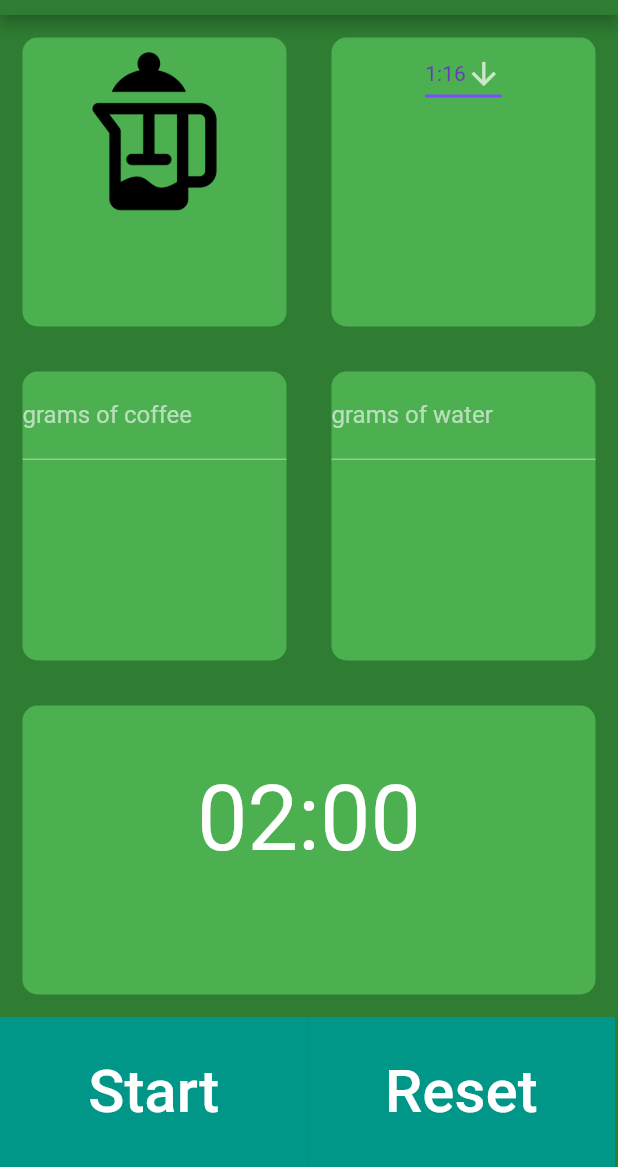
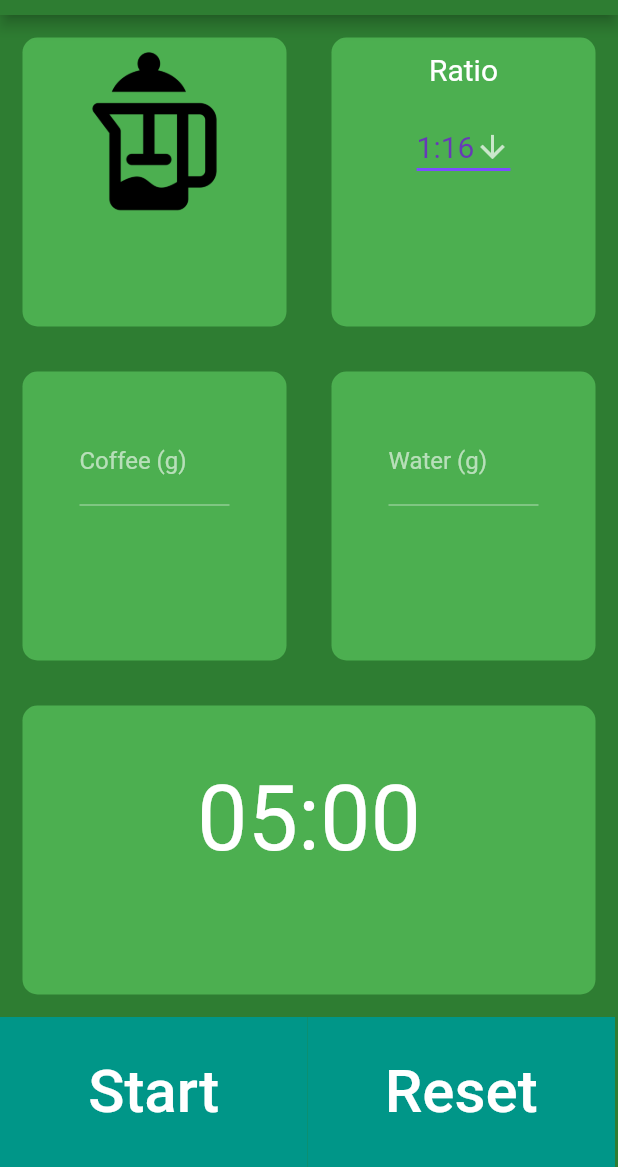
Before and after one commit to jlcamacho-dev/koffeem8, a Flutter app: the screen it shows after launch, after a tap on "Reset", on a phone screen of 412 x 824 dp, the part 69-1236 px from its top. Run offline on Flutter 3.47's test engine with Material 2 defaults, Android fonts, the phone set to English and light mode, and no system bars.

Commit message:
added feature in which recommened ratio is automatically selected based on brew selection

```diff
--- a/koffeem8_app/lib/InputPage.dart
+++ b/koffeem8_app/lib/InputPage.dart
@@ -26,7 +26,7 @@ class _InputPageState extends State<InputPage> {
 
   // logic for timer begins here
   Timer _timer; // timer object
-  int _start = 120; // default time in seconds
+  int _start = 300; // default time in seconds
   var _bState = 'Start'; // status for start /time button
 
   void startTimer({String status = 'nil'}) {
@@ -70,6 +70,10 @@ class _InputPageState extends State<InputPage> {
                               if (_bNum == 3) {
                                 _bNum = 1;
                               }
+                              dropdownValue =
+                                  _bNum == 1 ? '1:15' : dropdownValue;
+                              dropdownValue =
+                                  _bNum == 2 ? '1:17' : dropdownValue;
                             });
                           },
                           child: Center(
@@ -87,8 +91,22 @@ class _InputPageState extends State<InputPage> {
                   child: ReusableCard(
                     cardChild: Column(
                       children: <Widget>[
+                        SizedBox(
+                          height: 10.0,
+                        ),
                         Container(
+                          child: Text(
+                            'Ratio',
+                            style: TextStyle(
+                              fontSize: 20.0,
+                            ),
+                          ),
+                        ),
+                        Container(
+                          height: 80.0,
+                          width: 100.0,
                           //dropdown menu goes here
+                          child: Center(
                             child: DropdownButton<String>(
                               value: dropdownValue,
                               icon: Icon(Icons.arrow_downward),
@@ -118,9 +136,15 @@ class _InputPageState extends State<InputPage> {
                               ].map<DropdownMenuItem<String>>((String value) {
                                 return DropdownMenuItem<String>(
                                   value: value,
-                                child: Text(value),
+                                  child: Text(
+                                    value,
+                                    style: TextStyle(
+                                      fontSize: 20.0,
+                                    ),
+                                  ),
                                 );
                               }).toList(),
+                            ),
                           ),
                         ),
                       ],
@@ -137,7 +161,11 @@ class _InputPageState extends State<InputPage> {
                   child: ReusableCard(
                     cardChild: Column(
                       children: <Widget>[
-                        TextFormField(
+                        Container(
+                          height: 120.0,
+                          width: 100.0,
+                          child: Center(
+                            child: TextField(
                               controller: _txtCoffee,
                               onChanged: (text) {
                                 _gCoffee = double.parse(text);
@@ -146,9 +174,11 @@ class _InputPageState extends State<InputPage> {
                                 _txtWater.text = _gWater.toStringAsFixed(2);
                               },
                               decoration:
-                              InputDecoration(labelText: 'grams of coffee'),
-                          keyboardType:
-                              TextInputType.numberWithOptions(decimal: true),
+                                  InputDecoration(labelText: 'Coffee (g)'),
+                              keyboardType: TextInputType.numberWithOptions(
+                                  decimal: true),
+                            ),
+                          ),
                         ),
                       ],
                     ),
@@ -158,7 +188,11 @@ class _InputPageState extends State<InputPage> {
                   child: ReusableCard(
                     cardChild: Column(
                       children: <Widget>[
-                        TextField(
+                        Container(
+                          height: 120.0,
+                          width: 100.0,
+                          child: Center(
+                            child: TextField(
                               controller: _txtWater,
                               onChanged: (text) {
                                 _gWater = double.parse(text);
@@ -167,9 +201,11 @@ class _InputPageState extends State<InputPage> {
                                 _txtCoffee.text = _gCoffee.toStringAsFixed(2);
                               },
                               decoration:
-                              InputDecoration(labelText: 'grams of water'),
-                          keyboardType:
-                              TextInputType.numberWithOptions(decimal: true),
+                                  InputDecoration(labelText: 'Water (g)'),
+                              keyboardType: TextInputType.numberWithOptions(
+                                  decimal: true),
+                            ),
+                          ),
                         ),
                       ],
                     ),
@@ -240,7 +276,7 @@ class _InputPageState extends State<InputPage> {
                     onPressed: () {
                       setState(() {
                         _timer.cancel();
-                        _start = 120;
+                        _start = 300;
                         _bState = 'Start';
                       });
                     },
```
Lines whose indentation alone changed are shown as unchanged.
